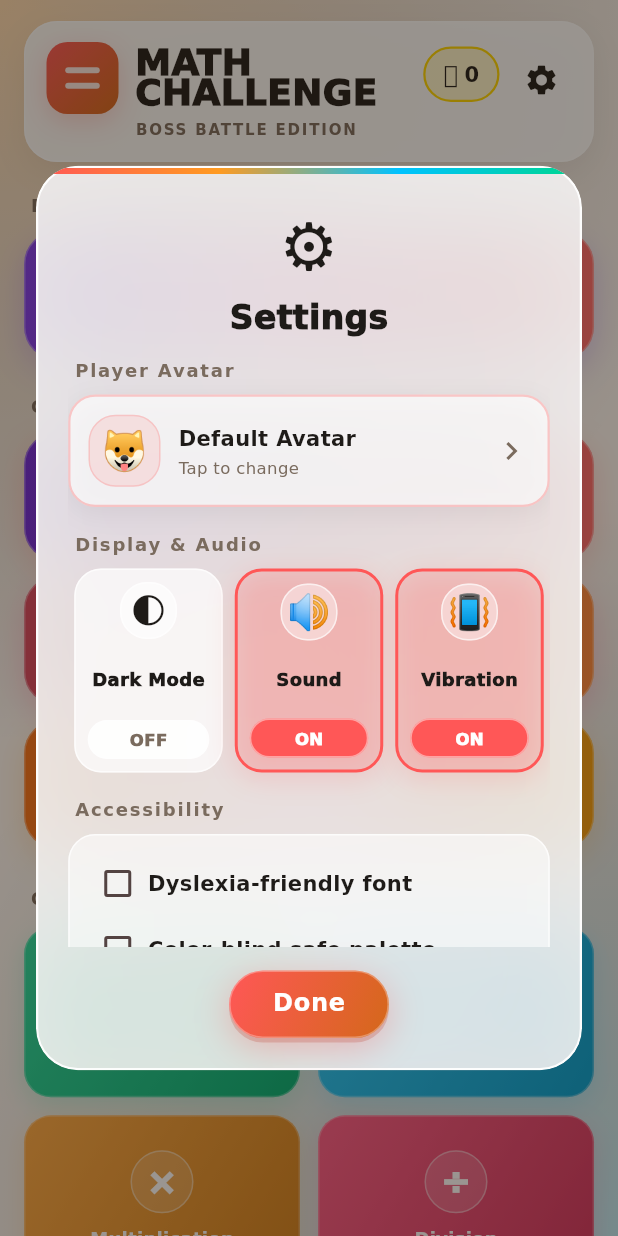
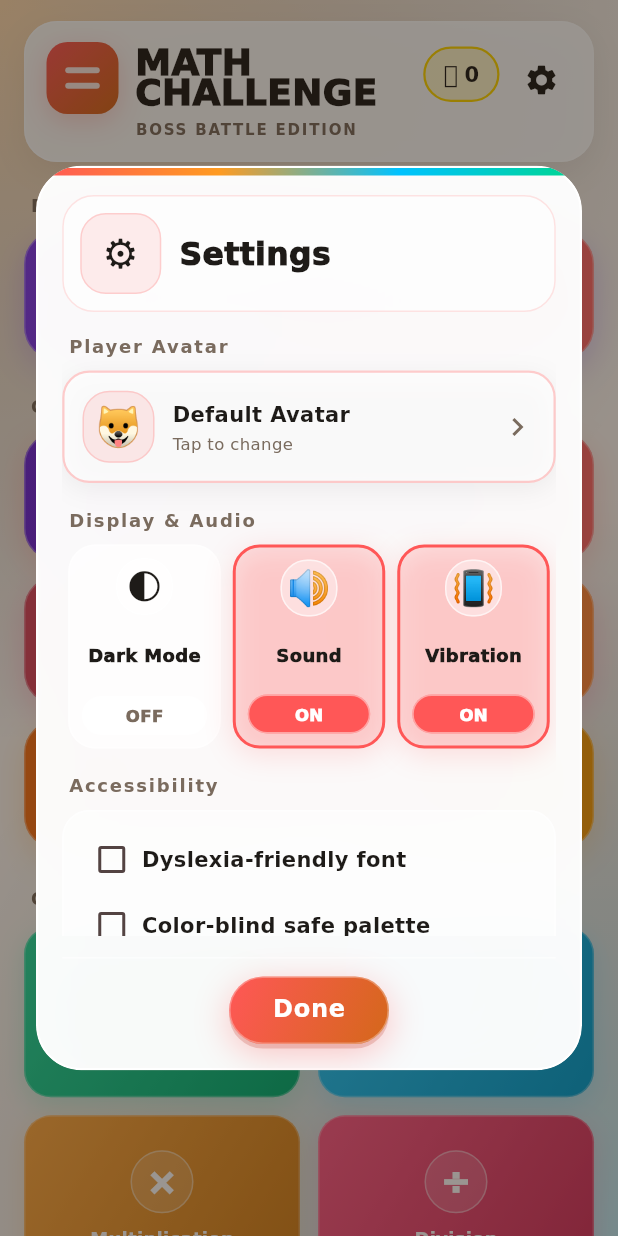
Before and after one commit to Strike87/math-challenge-flutter, a Flutter app: the screen it shows after launch, after a tap on the "settings" icon, on a phone screen of 412 x 824 dp. Run offline on Flutter 3.47's test engine with Material 3 defaults, Android fonts, the phone set to English and light mode, and no system bars; our stand-ins replace audioplayers, confetti, google_mobile_ads, in_app_purchase, shared_preferences, vibration; network calls fail; statements that could not run were skipped.

Commit message:
style: modernize shared modal foundation

```diff
--- a/lib/widgets/modals.dart
+++ b/lib/widgets/modals.dart
@@ -364,7 +364,9 @@ class ModalShell extends StatelessWidget {
     this.iconWidget,
     this.header,
     this.scrollChild = true,
+    this.subtitle,
   });
+
   final String icon;
   final String title;
   final Widget child;
@@ -373,26 +375,27 @@ class ModalShell extends StatelessWidget {
   final Widget? iconWidget;
   final Widget? header;
   final bool scrollChild;
+  final String? subtitle;
 
   @override
   Widget build(BuildContext context) {
     final s = context.watch<SettingsService>();
-    final radius = BorderRadius.circular(28);
+    final radius = BorderRadius.circular(30);
     final modal = Container(
       decoration: BoxDecoration(
-        color: s.dark ? const Color(0xE01C1814) : const Color(0xD1FFFFFF),
+        color: s.dark ? const Color(0xF01B1815) : const Color(0xF7FFFFFF),
         borderRadius: radius,
         border: Border.all(
           color: s.dark
-              ? Colors.white.withValues(alpha: 0.10)
-              : Colors.white.withValues(alpha: 0.92),
+              ? Colors.white.withValues(alpha: 0.11)
+              : Colors.white.withValues(alpha: 0.96),
           width: 1.5,
         ),
         boxShadow: [
           BoxShadow(
-            color: Colors.black.withValues(alpha: 0.14),
-            blurRadius: 64,
-            offset: const Offset(0, 24),
+            color: Colors.black.withValues(alpha: s.dark ? 0.28 : 0.16),
+            blurRadius: 56,
+            offset: const Offset(0, 22),
           ),
         ],
       ),
@@ -406,7 +409,7 @@ class ModalShell extends StatelessWidget {
               left: 0,
               right: 0,
               child: Container(
-                height: 4,
+                height: 5,
                 decoration: const BoxDecoration(
                   gradient: LinearGradient(
                     colors: [
@@ -420,37 +423,21 @@ class ModalShell extends StatelessWidget {
               ),
             ),
             Padding(
-              padding: const EdgeInsets.fromLTRB(20, 22, 20, 20),
+              padding: const EdgeInsets.fromLTRB(16, 18, 16, 16),
               child: Column(
                 mainAxisSize: MainAxisSize.min,
                 children: [
                   if (header != null)
                     header!
-                  else ...[
-                    iconWidget ??
-                        Text(icon, style: const TextStyle(fontSize: 44)),
-                    const SizedBox(height: 4),
-                    SizedBox(
-                      width: double.infinity,
-                      child: FittedBox(
-                        fit: BoxFit.scaleDown,
-                        child: Text(
-                          title,
-                          textAlign: TextAlign.center,
-                          maxLines: 1,
-                          softWrap: false,
-                          style: TextStyle(
-                            color: s.text,
-                            fontSize: 22,
-                            fontWeight: FontWeight.w900,
-                            fontFamily: AppFonts.headFor(s),
-                            height: 1.0,
-                          ),
-                        ),
-                      ),
+                  else
+                    _ModalDefaultHeader(
+                      icon: icon,
+                      title: title,
+                      subtitle: subtitle,
+                      iconWidget: iconWidget,
+                      settings: s,
                     ),
-                  ],
-                  const SizedBox(height: 16),
+                  const SizedBox(height: 14),
                   Flexible(
                     fit: scrollChild ? FlexFit.loose : FlexFit.tight,
                     child: scrollChild
@@ -458,12 +445,23 @@ class ModalShell extends StatelessWidget {
                         : child,
                   ),
                   if (actions.isNotEmpty) ...[
-                    const SizedBox(height: 16),
-                    Wrap(
-                      alignment: WrapAlignment.center,
-                      spacing: 10,
-                      runSpacing: 10,
-                      children: actions,
+                    const SizedBox(height: 14),
+                    Container(
+                      width: double.infinity,
+                      padding: const EdgeInsets.only(top: 12),
+                      decoration: BoxDecoration(
+                        border: Border(
+                          top: BorderSide(
+                            color: s.border.withValues(alpha: 0.62),
+                          ),
+                        ),
+                      ),
+                      child: Wrap(
+                        alignment: WrapAlignment.center,
+                        spacing: 10,
+                        runSpacing: 10,
+                        children: actions,
+                      ),
                     ),
                   ],
                 ],
@@ -478,10 +476,119 @@ class ModalShell extends StatelessWidget {
       borderRadius: radius,
       child: BackdropFilter(
         filter: ImageFilter.blur(
-          sigmaX: s.lowPerf ? 0 : 28,
-          sigmaY: s.lowPerf ? 0 : 28,
+          sigmaX: s.lowPerf ? 0 : 24,
+          sigmaY: s.lowPerf ? 0 : 24,
         ),
         child: modal,
+      ),
+    );
+  }
+}
+
+class _ModalDefaultHeader extends StatelessWidget {
+  const _ModalDefaultHeader({
+    required this.icon,
+    required this.title,
+    required this.settings,
+    this.subtitle,
+    this.iconWidget,
+  });
+
+  final String icon;
+  final String title;
+  final String? subtitle;
+  final Widget? iconWidget;
+  final SettingsService settings;
+
+  @override
+  Widget build(BuildContext context) {
+    const accent = Color(GameConfig.coral);
+
+    return Container(
+      width: double.infinity,
+      padding: const EdgeInsets.all(11),
+      decoration: BoxDecoration(
+        color: settings.surface2.withValues(
+          alpha: settings.dark ? 0.76 : 0.62,
+        ),
+        borderRadius: BorderRadius.circular(21),
+        border: Border.all(
+          color: accent.withValues(alpha: settings.dark ? 0.20 : 0.16),
+        ),
+      ),
+      child: Row(
+        children: [
+          Container(
+            width: 54,
+            height: 54,
+            alignment: Alignment.center,
+            decoration: BoxDecoration(
+              color: accent.withValues(alpha: settings.dark ? 0.16 : 0.11),
+              borderRadius: BorderRadius.circular(17),
+              border: Border.all(
+                color: accent.withValues(alpha: 0.20),
+              ),
+            ),
+            child: iconWidget == null
+                ? Text(
+                    icon,
+                    textAlign: TextAlign.center,
+                    style: const TextStyle(
+                      fontSize: 27,
+                      height: 1,
+                    ),
+                  )
+                : Padding(
+                    padding: const EdgeInsets.all(2),
+                    child: FittedBox(
+                      fit: BoxFit.contain,
+                      child: iconWidget!,
+                    ),
+                  ),
+          ),
+          const SizedBox(width: 12),
+          Expanded(
+            child: Column(
+              crossAxisAlignment: CrossAxisAlignment.start,
+              mainAxisSize: MainAxisSize.min,
+              children: [
+                SizedBox(
+                  width: double.infinity,
+                  child: FittedBox(
+                    fit: BoxFit.scaleDown,
+                    alignment: Alignment.centerLeft,
+                    child: Text(
+                      title,
+                      maxLines: 1,
+                      softWrap: false,
+                      style: TextStyle(
+                        color: settings.text,
+                        fontSize: 21,
+                        fontWeight: FontWeight.w900,
+                        fontFamily: AppFonts.headFor(settings),
+                        height: 1.0,
+                      ),
+                    ),
+                  ),
+                ),
+                if (subtitle != null && subtitle!.isNotEmpty) ...[
+                  const SizedBox(height: 4),
+                  Text(
+                    subtitle!,
+                    maxLines: 2,
+                    overflow: TextOverflow.ellipsis,
+                    style: TextStyle(
+                      color: settings.muted,
+                      fontSize: 11,
+                      fontWeight: FontWeight.w600,
+                      height: 1.2,
+                    ),
+                  ),
+                ],
+              ],
+            ),
+          ),
+        ],
       ),
     );
   }
```
Also changed, not shown: 13 other files.
